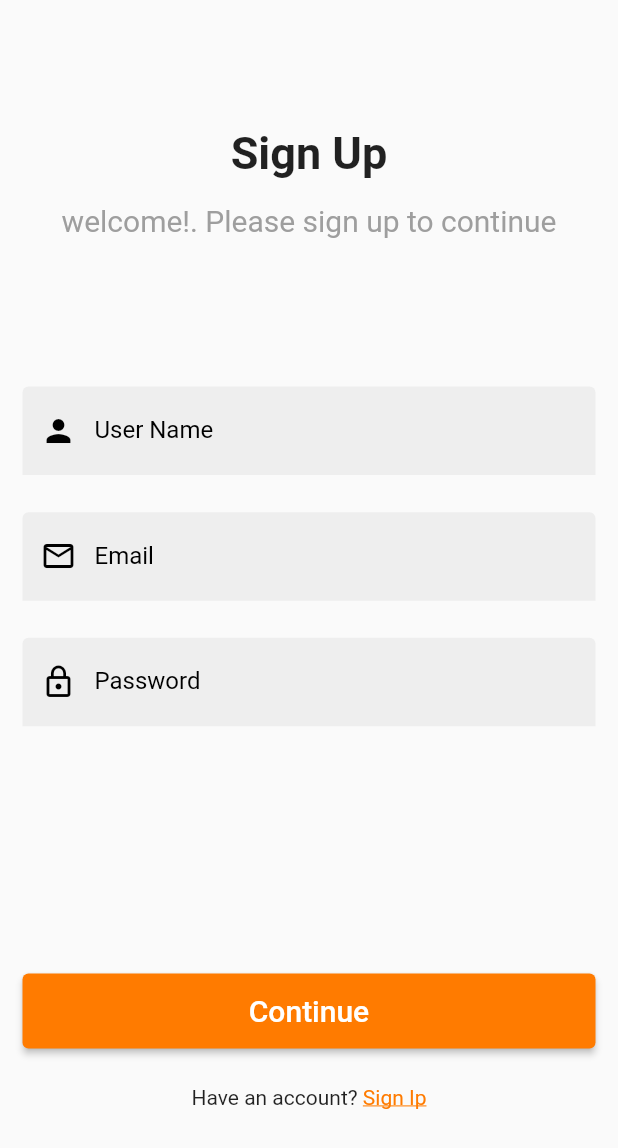
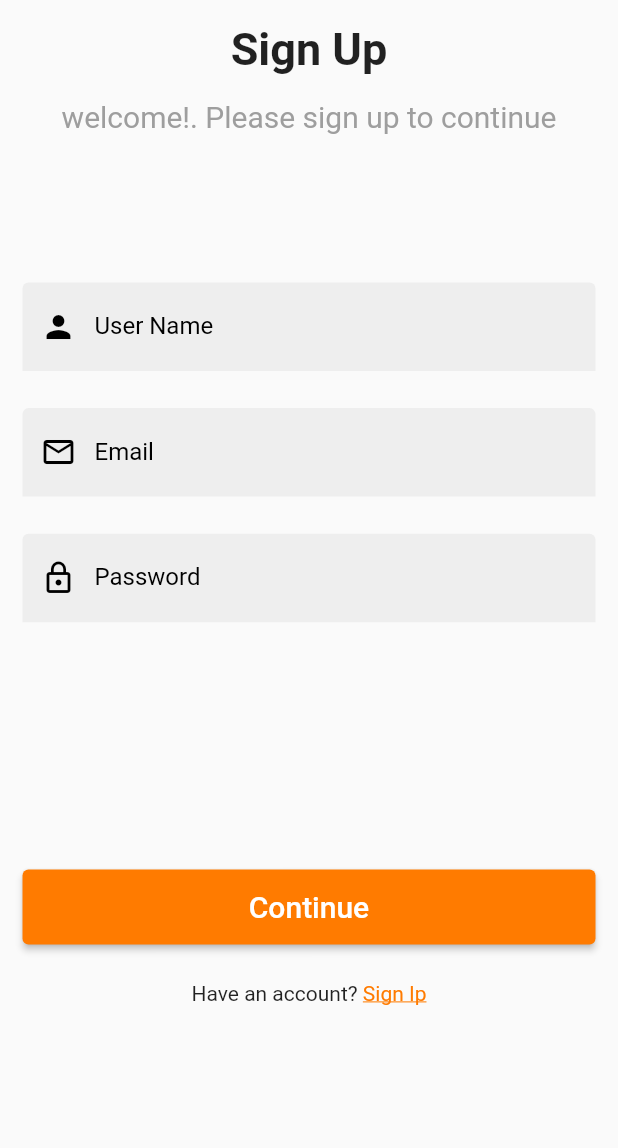
Before and after one commit to aliaa-asaad/IEEE-intermdeiate2, a Flutter app: the screen it shows after launch, after a tap on "Sign Up", on a phone screen of 412 x 824 dp. Shown: the top 1148 px of the screen. Run offline on Flutter 3.47's test engine with Material 2 defaults, Android fonts, the phone set to English and light mode, and no system bars; our stand-ins replace easy_splash_screen, sqflite; accounts and stored records are empty; network calls fail; statements that could not run were skipped.

```diff
--- a/lib/screens/authentication/sign_in.dart
+++ b/lib/screens/authentication/sign_in.dart
@@ -16,6 +16,7 @@ class SignInScreen extends StatelessWidget {
       body: SafeArea(
         child: Padding(
           padding: const EdgeInsets.all(15.0),
+          child: SingleChildScrollView(
             child: Column(
               crossAxisAlignment: CrossAxisAlignment.center,
               mainAxisAlignment: MainAxisAlignment.center,
@@ -69,6 +70,7 @@ class SignInScreen extends StatelessWidget {
             ),
           ),
         ),
+      ),
     );
   }
 }
--- a/lib/screens/authentication/sign_up.dart
+++ b/lib/screens/authentication/sign_up.dart
@@ -13,6 +13,7 @@ class SignUpScreen extends StatelessWidget {
     return Scaffold(body: SafeArea(
       child: Padding(
         padding: const EdgeInsets.all(15.0),
+        child: SingleChildScrollView(
           child: Column(
             crossAxisAlignment: CrossAxisAlignment.center,
             mainAxisAlignment: MainAxisAlignment.center,
@@ -74,6 +75,7 @@ class SignUpScreen extends StatelessWidget {
             ],
           ),
         ),
+      ),
     ),);
   }
 }
```
Also changed, not shown: lib/screens/home/home_screen.dart (+5 -5 lines). Lines whose indentation alone changed are shown as unchanged.
